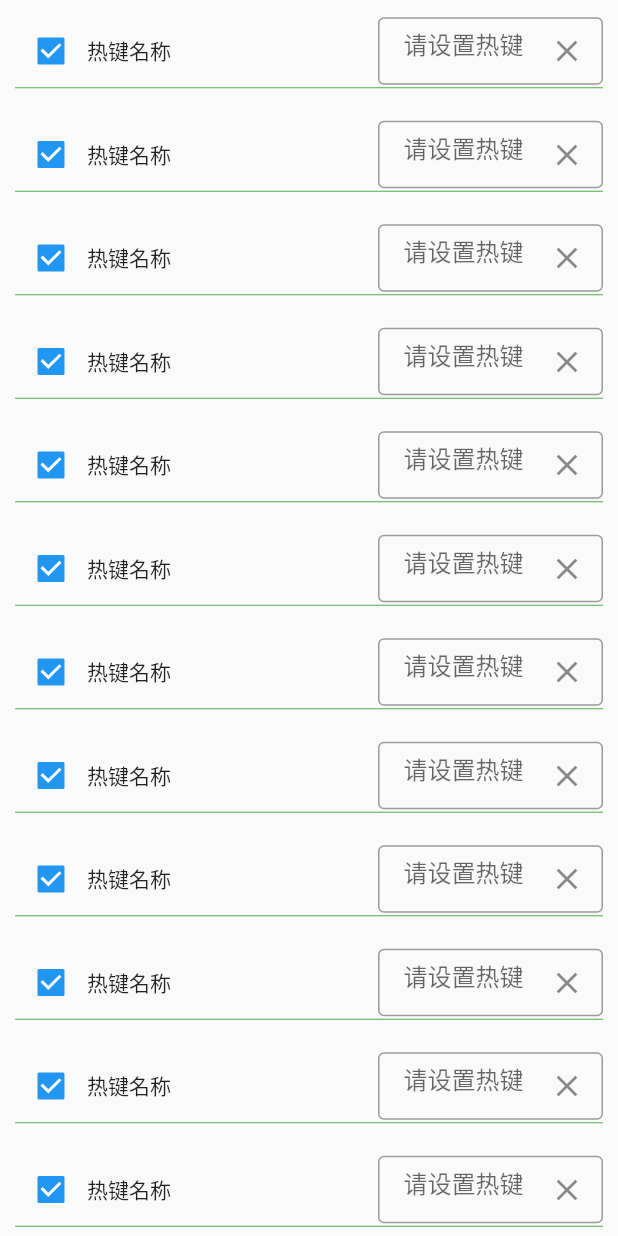
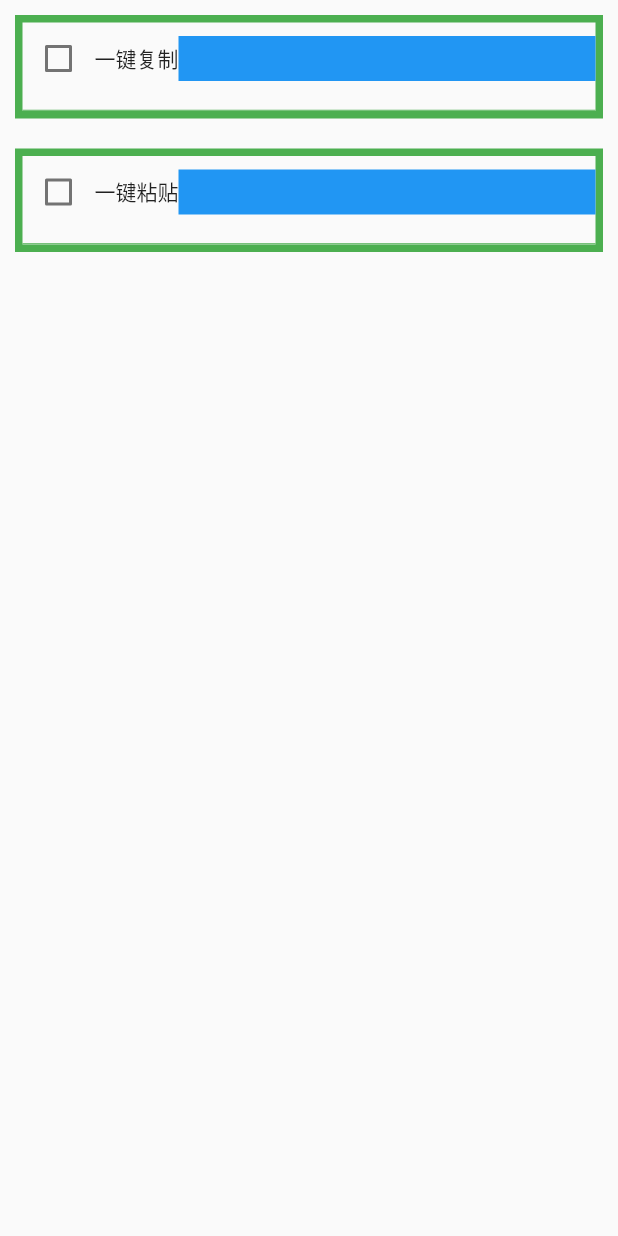
Before and after one commit to piaojin/quick_copy_paste, a Flutter app: the ManageHotKeyPage screen opened directly, on a phone screen of 412 x 824 dp. Run offline on Flutter 3.47's test engine with Material 2 defaults, Android fonts, the phone set to English and light mode, and no system bars; our stand-ins replace bot_toast, shared_preferences; missing offline and left inert: hotkey_manager, keypress_simulator, pasteboard, shared_preferences_web; accounts and stored records are empty.

Commit message:
WIP: 添加HotKeyItem数据结构

```diff
--- a/lib/models/hotkey.dart
+++ b/lib/models/hotkey.dart
@@ -1,3 +1,14 @@
-class HotKey {
+import 'package:hotkey_manager/hotkey_manager.dart';
 
+enum HotKeyType {
+  copy, paste
 }
+
+class HotKeyItem {
+   bool isEnable = false;
+   String title = "";
+   HotKey? hotKey;
+   HotKeyType type = HotKeyType.copy;
+
+   HotKeyItem(this.isEnable,this.title, this.type, this.hotKey);
+}
--- a/lib/pages/manage_hotkey_page.dart
+++ b/lib/pages/manage_hotkey_page.dart
@@ -1,6 +1,8 @@
 import 'package:flutter/material.dart';
+import 'package:quick_copy_paste/models/hotkey.dart';
 import '../widgets/hotkey_item_widget.dart';
 import '../tools/store_manager.dart';
+import 'package:hotkey_manager/hotkey_manager.dart';
 
 class ManageHotKeyPage extends StatefulWidget {
   const ManageHotKeyPage({Key? key, required this.title}) : super(key: key);
@@ -21,20 +23,36 @@ class ManageHotKeyPage extends StatefulWidget {
 }
 
 class _ManageHotKeyPageState extends State<ManageHotKeyPage> {
-  final List _widgets = [];
+  final List<HotKeyItem> _items = [];
+  int? _selectIndex;
+  HotKey? _hotKey;
 
-  Widget getRow(int i) {
+  Widget createRow(int i) {
+    var item = _items[i];
     return GestureDetector(
       child: Padding(
         padding: const EdgeInsets.all(10.0),
-        child: HotKeyItemWidget(title: '$i'),
+        child: Container(
+          decoration: const BoxDecoration(
+          border: Border.fromBorderSide(
+            BorderSide (
+              width: 5,
+              color: Colors.green,
+              style: BorderStyle.solid
+          )
+          ),
+        ),
+          child: HotKeyItemWidget(index: i, didSelectClosure: (i) {
+            _selectIndex = i;
+            print("*********$i");
+        }, item: item),
+        )
       ),
       onTap: () {
-        setState(() {
-          _widgets.add(getRow(_widgets.length + 1));
+        print('row ${storeManager.getString('action')}');
+        // setState(() {
 
-          print('row ${storeManager.getString('action')}');
-        });
+        // });
       },
     );
   }
@@ -42,10 +60,10 @@ class _ManageHotKeyPageState extends State<ManageHotKeyPage> {
   @override
   void initState() {
     super.initState();
-    for (int i = 0; i < 100; i++) {
-      _widgets.add(getRow(i));
-    }
-
+    var copyItem = HotKeyItem(false, "一键复制", HotKeyType.copy, null);
+    var pasteItem = HotKeyItem(false, "一键粘贴", HotKeyType.paste, null);
+    _items.add(copyItem);
+    _items.add(pasteItem);
     storeManager.setString('action', 'Start');
   }
 
@@ -58,13 +76,31 @@ class _ManageHotKeyPageState extends State<ManageHotKeyPage> {
     // fast, so that you can just rebuild anything that needs updating rather
     // than having to individually change instances of widgets.
     return Scaffold(
-      body: ListView.builder(
-        itemCount: _widgets.length,
-        itemBuilder: (BuildContext context, int position) {
-          return getRow(position);
-        },
-      ),
-      // This trailing comma makes auto-formatting nicer for build methods.
-    );
+        body: Stack(
+        children: [
+          Positioned(
+            child: Offstage(
+            offstage: true,
+            child: HotKeyRecorder(
+              onHotKeyRecorded: (hotKey) {
+                _hotKey = hotKey;
+                print("录制了快捷键");
+                setState(() {});
+              },
+            ),
+          ),
+          ),
+          Positioned(
+            child: ListView.builder(
+            itemCount: _items.length,
+            itemBuilder: (BuildContext context, int position) {
+              return createRow(position);
+            },
+          ),
+          ),
+        ],
+    )
+        // This trailing comma makes auto-formatting nicer for build methods.
+        );
   }
 }
--- a/lib/widgets/hotkey_item_widget.dart
+++ b/lib/widgets/hotkey_item_widget.dart
@@ -1,8 +1,10 @@
 import 'package:flutter/material.dart';
 import 'package:flutter/services.dart';
+import 'package:hotkey_manager/hotkey_manager.dart';
+import 'package:quick_copy_paste/models/hotkey.dart';
 
 class HotKeyItemWidget extends StatefulWidget {
-  const HotKeyItemWidget({Key? key, required this.title}) : super(key: key);
+  const HotKeyItemWidget({Key? key, required this.index, this.didSelectClosure, required this.item}) : super(key: key);
 
   // This widget is the home page of your application. It is stateful, meaning
   // that it has a State object (defined below) that contains fields that affect
@@ -13,7 +15,9 @@ class HotKeyItemWidget extends StatefulWidget {
   // used by the build method of the State. Fields in a Widget subclass are
   // always marked "final".
 
-  final String title;
+  final int index;
+  final HotKeyItem item;
+  final Function(int)? didSelectClosure;
 
   @override
   State<HotKeyItemWidget> createState() => _HotKeyItemWidgetState();
@@ -21,20 +25,17 @@ class HotKeyItemWidget extends StatefulWidget {
 
 class _HotKeyItemWidgetState extends State<HotKeyItemWidget> {
   String title = '热键名称';
-  String hotKey = '';
-  final TextEditingController _controller = TextEditingController();
+  final HotKey _hotKey = HotKey(
+    KeyCode.control
+  );
 
   @override
   void initState() {
-    _controller.addListener(() {
-      print('did chnage text: ${_controller.text}');
-    });
     super.initState();
   }
 
   @override
   void dispose() {
-    _controller.removeListener(() {});
     super.dispose();
   }
 
@@ -46,65 +47,47 @@ class _HotKeyItemWidgetState extends State<HotKeyItemWidget> {
     // The Flutter framework has been optimized to make rerunning build methods
     // fast, so that you can just rebuild anything that needs updating rather
     // than having to individually change instances of widgets.
+    // widget.didSelectClosure
     return Center(
       child: Column(
         children: [
           Row(
             children: [
-              Checkbox(value: true,
-              onChanged: (bool? value) {},
+              Checkbox(
+                value: widget.item.isEnable,
+                onChanged: (bool? value) {
+                  widget.item.isEnable = value ?? false;
+                  setState(() {
+
+                  });
+                },
               ),
-              Text(title),
+              Text(widget.item.title),
               Expanded(
-                child: Container(),
-              ),
-
-                RawKeyboardListener(
-                autofocus: true,
-                onKey: (event) {
-                  if (event.runtimeType == RawKeyDownEvent || event.runtimeType == RawKeyUpEvent) {
-                    if(event.data is RawKeyEventDataMacOs){
-                      RawKeyEventDataMacOs datga = event.data as RawKeyEventDataMacOs;
-                      ///获取按键键值 keycode
-                      // _value = datga.keyCode.toString();
-                      print('flutter down: ${datga.keyCode}');
+                child: GestureDetector(
+                  child: Container(
+                    color: Colors.blue,
+                    height: 30,
+                  ),
+                  onDoubleTap: () {
+                    if (widget.didSelectClosure != null) {
+                        widget.didSelectClosure!(widget.index);
                     }
-                  }
-                },
-                focusNode: FocusNode(),
-                child:  SizedBox(
-                width: 150,
-                height: 45,
-                child: TextField(
-                  controller: _controller,
-                  decoration: InputDecoration(
-                    hintText: '请设置热键',
-                    counterText: '',
-                    border: const OutlineInputBorder(),
-                    enabled: true,
-                    focusColor: Colors.grey,
-                    suffixIcon: IconButton(
-                      icon: const Icon(Icons.close),
-                      onPressed: () {
-                        _controller.clear();
-                      },
-                      ),
-                  ),
-                  maxLines: 1,
-                  cursorColor: Colors.transparent,
-                  textAlign: TextAlign.center,
+                  },
                 ),
               ),
+              Offstage(
+                offstage: widget.item.hotKey == null,
+                child: HotKeyVirtualView(hotKey: widget.item.hotKey ?? _hotKey),
               ),
             ],
           ),
-          const Divider(height: 1.0, color: Colors.green),
+          Container(
+            padding: const EdgeInsets.only(top: 10),
+            child: const Divider(height: 1.0, color: Colors.green),
+          ),
         ],
       ),
     );
   }
-
-  void onPressed() {
-    _controller.clear();
-  }
 }
--- a/pubspec.yaml
+++ b/pubspec.yaml
@@ -33,7 +33,7 @@ dependencies:
   pasteboard: ^0.1.1
   bot_toast: ^4.0.3
   keypress_simulator: ^0.1.0
-  hotkey_manager: ^0.1.7
+  hotkey_manager: ^0.1.8
   preference_list: ^0.0.1
   shared_preferences: ^2.0.15
 
```
Also changed, not shown: 1 other file.
